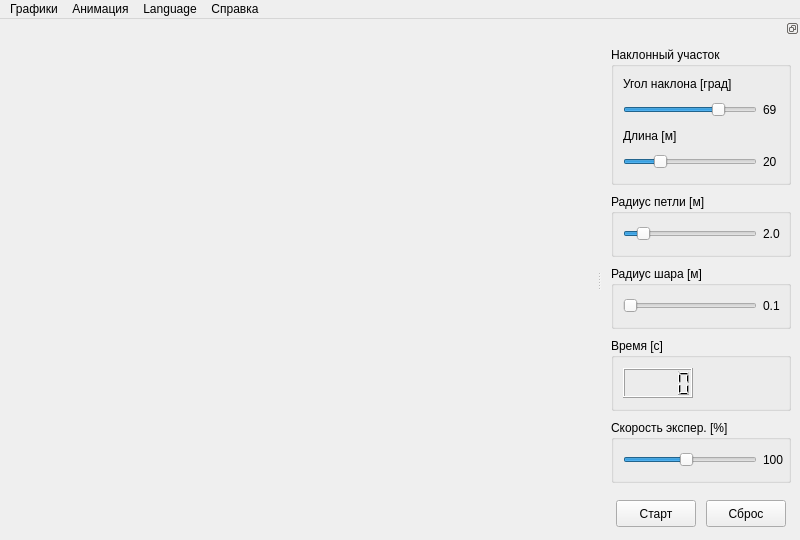
Above: src/Deathloop/MainWindow.ui from AlienCowEatCake/deathloop before the change. Below: the same form after it.
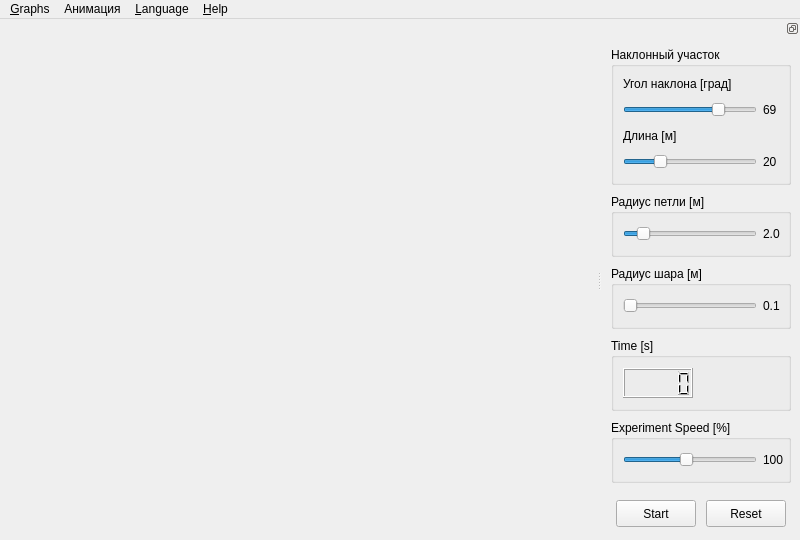
That is the form after the change. Icons and pictures are not drawn. Custom widgets are drawn as their Qt base class.

The edit to the form file:
```diff
--- a/src/Deathloop/MainWindow.ui
+++ b/src/Deathloop/MainWindow.ui
@@ -28,7 +28,7 @@
   <widget class="QMenuBar" name="menubar">
    <widget class="QMenu" name="menuGraphs">
     <property name="title">
-     <string>Графики</string>
+     <string>&amp;Graphs</string>
     </property>
     <addaction name="actionSpeed"/>
     <addaction name="actionAngular"/>
@@ -42,7 +42,7 @@
    </widget>
    <widget class="QMenu" name="menuHelp">
     <property name="title">
-     <string>Справка</string>
+     <string>&amp;Help</string>
     </property>
     <addaction name="actionAbout"/>
     <addaction name="actionLicense"/>
@@ -51,7 +51,7 @@
    </widget>
    <widget class="QMenu" name="menuLanguage">
     <property name="title">
-     <string>Language</string>
+     <string>&amp;Language</string>
     </property>
     <addaction name="actionEnglish"/>
     <addaction name="actionRussian"/>
@@ -284,7 +284,7 @@
      <item>
       <widget class="QGroupBox" name="groupBox_5">
        <property name="title">
-        <string>Время [c]</string>
+        <string>Time [s]</string>
        </property>
        <layout class="QHBoxLayout" name="horizontalLayout">
         <property name="spacing">
@@ -337,7 +337,7 @@
      <item>
       <widget class="QGroupBox" name="groupBox_4">
        <property name="title">
-        <string>Скорость экспер. [%]</string>
+        <string>Experiment Speed [%]</string>
        </property>
        <layout class="QGridLayout" name="gridLayout_4">
         <property name="topMargin">
@@ -435,7 +435,7 @@
           </size>
          </property>
          <property name="text">
-          <string>Старт</string>
+          <string>Start</string>
          </property>
         </widget>
        </item>
@@ -448,7 +448,7 @@
           </size>
          </property>
          <property name="text">
-          <string>Сброс</string>
+          <string>Reset</string>
          </property>
         </widget>
        </item>
```
Left out of the diff: 12 changed lines with no effect on the pictures.
